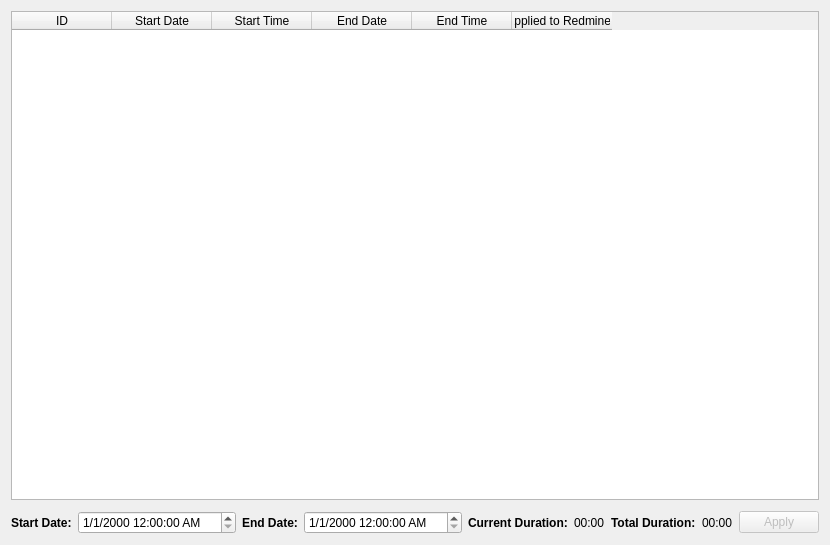
This is time-tracker/TimesliceEditorDialog.ui in its-saeed/retracker as Qt 5 draws it before an edit. The edited form follows.
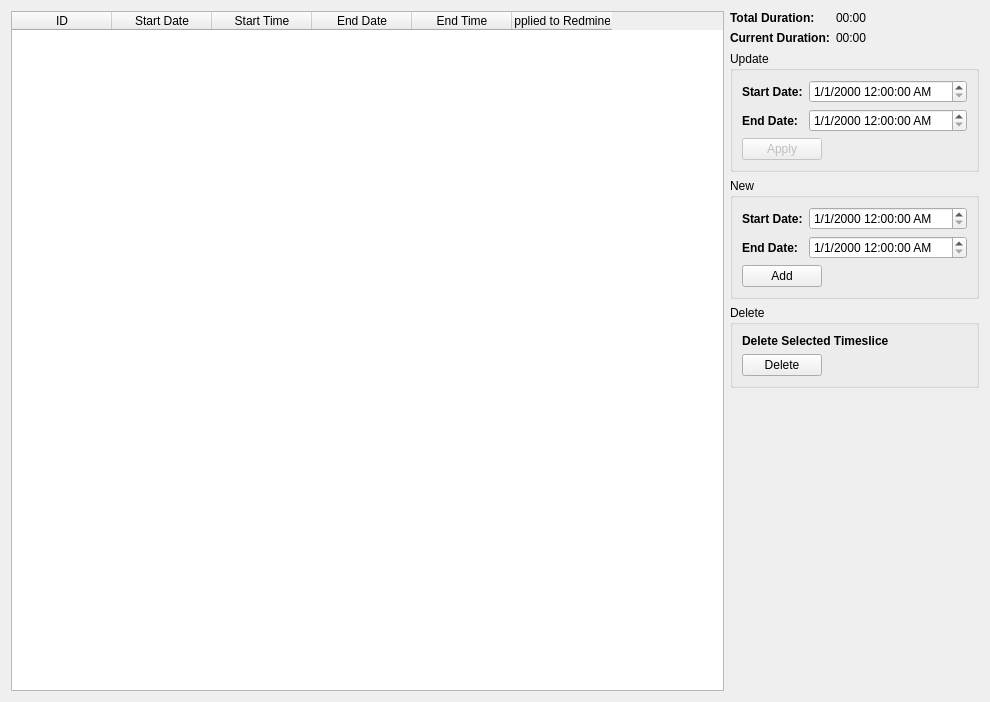
This is the edited form. Icons and pictures are not drawn.

Commit message: Add and remove for timeslice editor added

The edit to the form file:
```diff
--- a/time-tracker/TimesliceEditorDialog.ui
+++ b/time-tracker/TimesliceEditorDialog.ui
@@ -6,14 +6,21 @@
    <rect>
     <x>0</x>
     <y>0</y>
-    <width>719</width>
-    <height>545</height>
+    <width>990</width>
+    <height>702</height>
    </rect>
   </property>
   <property name="windowTitle">
    <string>Timeslice Editor</string>
   </property>
-  <layout class="QVBoxLayout" name="verticalLayout">
+  <layout class="QHBoxLayout" name="horizontalLayout_5">
+   <item>
+    <layout class="QHBoxLayout" name="horizontalLayout_2">
+     <property name="bottomMargin">
+      <number>4</number>
+     </property>
+    </layout>
+   </item>
    <item>
     <widget class="QTableWidget" name="tblw_timeslices">
      <property name="editTriggers">
@@ -55,99 +62,294 @@
     </widget>
    </item>
    <item>
-    <layout class="QHBoxLayout" name="horizontalLayout">
-     <property name="topMargin">
-      <number>5</number>
-     </property>
+    <layout class="QVBoxLayout" name="verticalLayout">
      <item>
-      <widget class="QLabel" name="label">
-       <property name="font">
-        <font>
-         <weight>75</weight>
-         <bold>true</bold>
-        </font>
-       </property>
-       <property name="text">
-        <string>Start Date:</string>
-       </property>
-      </widget>
+      <layout class="QFormLayout" name="formLayout">
+       <item row="0" column="0">
+        <widget class="QLabel" name="label_4">
+         <property name="font">
+          <font>
+           <weight>75</weight>
+           <bold>true</bold>
+          </font>
+         </property>
+         <property name="text">
+          <string>Total Duration:</string>
+         </property>
+        </widget>
+       </item>
+       <item row="0" column="1">
+        <widget class="QLabel" name="lbl_total_duration">
+         <property name="text">
+          <string>00:00</string>
+         </property>
+        </widget>
+       </item>
+       <item row="1" column="0">
+        <widget class="QLabel" name="label_3">
+         <property name="font">
+          <font>
+           <weight>75</weight>
+           <bold>true</bold>
+          </font>
+         </property>
+         <property name="text">
+          <string>Current Duration:</string>
+         </property>
+        </widget>
+       </item>
+       <item row="1" column="1">
+        <widget class="QLabel" name="lbl_duration">
+         <property name="text">
+          <string>00:00</string>
+         </property>
+        </widget>
+       </item>
+      </layout>
      </item>
      <item>
-      <widget class="QDateTimeEdit" name="dte_start">
-       <property name="displayFormat">
-        <string>M/d/yyyy h:mm:ss AP</string>
+      <widget class="QGroupBox" name="groupBox">
+       <property name="title">
+        <string>Update</string>
        </property>
+       <layout class="QGridLayout" name="gridLayout">
+        <item row="0" column="0">
+         <widget class="QLabel" name="label">
+          <property name="font">
+           <font>
+            <weight>75</weight>
+            <bold>true</bold>
+           </font>
+          </property>
+          <property name="text">
+           <string>Start Date:</string>
+          </property>
+         </widget>
+        </item>
+        <item row="0" column="1">
+         <widget class="QDateTimeEdit" name="dte_update_start">
+          <property name="displayFormat">
+           <string>M/d/yyyy h:mm:ss AP</string>
+          </property>
+         </widget>
+        </item>
+        <item row="1" column="0">
+         <widget class="QLabel" name="label_2">
+          <property name="font">
+           <font>
+            <weight>75</weight>
+            <bold>true</bold>
+           </font>
+          </property>
+          <property name="text">
+           <string>End Date:</string>
+          </property>
+         </widget>
+        </item>
+        <item row="1" column="1">
+         <widget class="QDateTimeEdit" name="dte_update_end">
+          <property name="displayFormat">
+           <string>M/d/yyyy h:mm:ss AP</string>
+          </property>
+         </widget>
+        </item>
+        <item row="2" column="0" colspan="2">
+         <layout class="QHBoxLayout" name="horizontalLayout">
+          <item>
+           <widget class="QPushButton" name="btn_apply">
+            <property name="enabled">
+             <bool>false</bool>
+            </property>
+            <property name="text">
+             <string>Apply</string>
+            </property>
+            <property name="icon">
+             <iconset resource="res.qrc">
+              <normaloff>:/ui/res/edit.png</normaloff>:/ui/res/edit.png</iconset>
+            </property>
+            <property name="iconSize">
+             <size>
+              <width>24</width>
+              <height>24</height>
+             </size>
+            </property>
+           </widget>
+          </item>
+          <item>
+           <spacer name="horizontalSpacer_2">
+            <property name="orientation">
+             <enum>Qt::Horizontal</enum>
+            </property>
+            <property name="sizeHint" stdset="0">
+             <size>
+              <width>40</width>
+              <height>20</height>
+             </size>
+            </property>
+           </spacer>
+          </item>
+         </layout>
+        </item>
+       </layout>
       </widget>
      </item>
      <item>
-      <widget class="QLabel" name="label_2">
-       <property name="font">
-        <font>
-         <weight>75</weight>
-         <bold>true</bold>
-        </font>
+      <widget class="QGroupBox" name="groupBox_2">
+       <property name="title">
+        <string>New</string>
        </property>
-       <property name="text">
-        <string>End Date:</string>
-       </property>
+       <layout class="QGridLayout" name="gridLayout_2">
+        <item row="1" column="0">
+         <widget class="QLabel" name="label_6">
+          <property name="font">
+           <font>
+            <weight>75</weight>
+            <bold>true</bold>
+           </font>
+          </property>
+          <property name="text">
+           <string>End Date:</string>
+          </property>
+         </widget>
+        </item>
+        <item row="0" column="0">
+         <widget class="QLabel" name="label_5">
+          <property name="font">
+           <font>
+            <weight>75</weight>
+            <bold>true</bold>
+           </font>
+          </property>
+          <property name="text">
+           <string>Start Date:</string>
+          </property>
+         </widget>
+        </item>
+        <item row="0" column="1">
+         <widget class="QDateTimeEdit" name="dte_add_start">
+          <property name="displayFormat">
+           <string>M/d/yyyy h:mm:ss AP</string>
+          </property>
+         </widget>
+        </item>
+        <item row="2" column="0" colspan="2">
+         <layout class="QHBoxLayout" name="horizontalLayout_3">
+          <item>
+           <widget class="QPushButton" name="btn_add_timeslice">
+            <property name="enabled">
+             <bool>true</bool>
+            </property>
+            <property name="text">
+             <string>Add</string>
+            </property>
+            <property name="icon">
+             <iconset resource="res.qrc">
+              <normaloff>:/ui/res/add.png</normaloff>:/ui/res/add.png</iconset>
+            </property>
+            <property name="iconSize">
+             <size>
+              <width>24</width>
+              <height>24</height>
+             </size>
+            </property>
+           </widget>
+          </item>
+          <item>
+           <spacer name="horizontalSpacer_3">
+            <property name="orientation">
+             <enum>Qt::Horizontal</enum>
+            </property>
+            <property name="sizeHint" stdset="0">
+             <size>
+              <width>40</width>
+              <height>20</height>
+             </size>
+            </property>
+           </spacer>
+          </item>
+         </layout>
+        </item>
+        <item row="1" column="1">
+         <widget class="QDateTimeEdit" name="dte_add_end">
+          <property name="displayFormat">
+           <string>M/d/yyyy h:mm:ss AP</string>
+          </property>
+         </widget>
+        </item>
+       </layout>
       </widget>
      </item>
      <item>
-      <widget class="QDateTimeEdit" name="dte_end">
-       <property name="displayFormat">
-        <string>M/d/yyyy h:mm:ss AP</string>
+      <widget class="QGroupBox" name="groupBox_3">
+       <property name="title">
+        <string>Delete</string>
        </property>
+       <layout class="QGridLayout" name="gridLayout_3">
+        <item row="0" column="0" colspan="2">
+         <widget class="QLabel" name="label_8">
+          <property name="font">
+           <font>
+            <weight>75</weight>
+            <bold>true</bold>
+           </font>
+          </property>
+          <property name="text">
+           <string>Delete Selected Timeslice</string>
+          </property>
+         </widget>
+        </item>
+        <item row="1" column="0" colspan="2">
+         <layout class="QHBoxLayout" name="horizontalLayout_4">
+          <item>
+           <widget class="QPushButton" name="btn_delete_timeslice">
+            <property name="enabled">
+             <bool>true</bool>
+            </property>
+            <property name="text">
+             <string>Delete</string>
+            </property>
+            <property name="icon">
+             <iconset resource="res.qrc">
+              <normaloff>:/ui/res/delete.png</normaloff>:/ui/res/delete.png</iconset>
+            </property>
+            <property name="iconSize">
+             <size>
+              <width>24</width>
+              <height>24</height>
+             </size>
+            </property>
+           </widget>
+          </item>
+          <item>
+           <spacer name="horizontalSpacer_4">
+            <property name="orientation">
+             <enum>Qt::Horizontal</enum>
+            </property>
+            <property name="sizeHint" stdset="0">
+             <size>
+              <width>40</width>
+              <height>20</height>
+             </size>
+            </property>
+           </spacer>
+          </item>
+         </layout>
+        </item>
+       </layout>
       </widget>
      </item>
      <item>
-      <widget class="QLabel" name="label_3">
-       <property name="font">
-        <font>
-         <weight>75</weight>
-         <bold>true</bold>
-        </font>
+      <spacer name="verticalSpacer">
+       <property name="orientation">
+        <enum>Qt::Vertical</enum>
        </property>
-       <property name="text">
-        <string>Current Duration:</string>
+       <property name="sizeHint" stdset="0">
+        <size>
+         <width>20</width>
+         <height>40</height>
+        </size>
        </property>
-      </widget>
-     </item>
-     <item>
-      <widget class="QLabel" name="lbl_duration">
-       <property name="text">
-        <string>00:00</string>
-       </property>
-      </widget>
-     </item>
-     <item>
-      <widget class="QLabel" name="label_4">
-       <property name="font">
-        <font>
-         <weight>75</weight>
-         <bold>true</bold>
-        </font>
-       </property>
-       <property name="text">
-        <string>Total Duration:</string>
-       </property>
-      </widget>
-     </item>
-     <item>
-      <widget class="QLabel" name="lbl_total_duration">
-       <property name="text">
-        <string>00:00</string>
-       </property>
-      </widget>
-     </item>
-     <item>
-      <widget class="QPushButton" name="btn_apply">
-       <property name="enabled">
-        <bool>false</bool>
-       </property>
-       <property name="text">
-        <string>Apply</string>
-       </property>
-      </widget>
+      </spacer>
      </item>
     </layout>
    </item>
```
Left out of the diff: 4 changed lines with no effect on the pictures. The commit also changes 11 other files.
